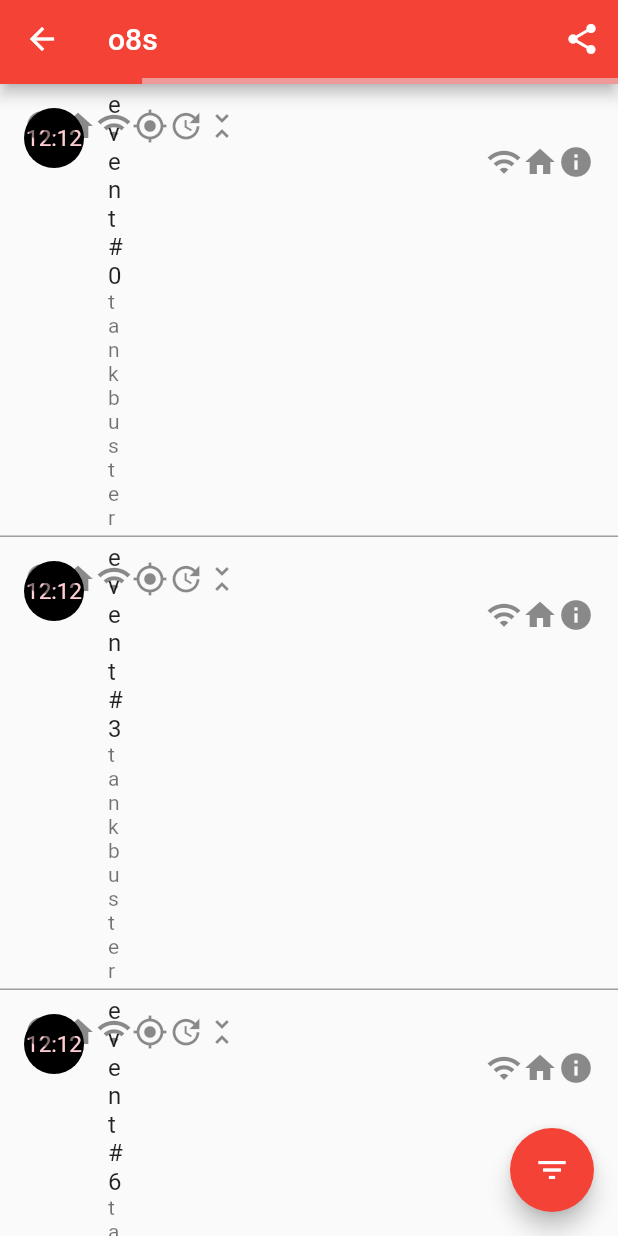
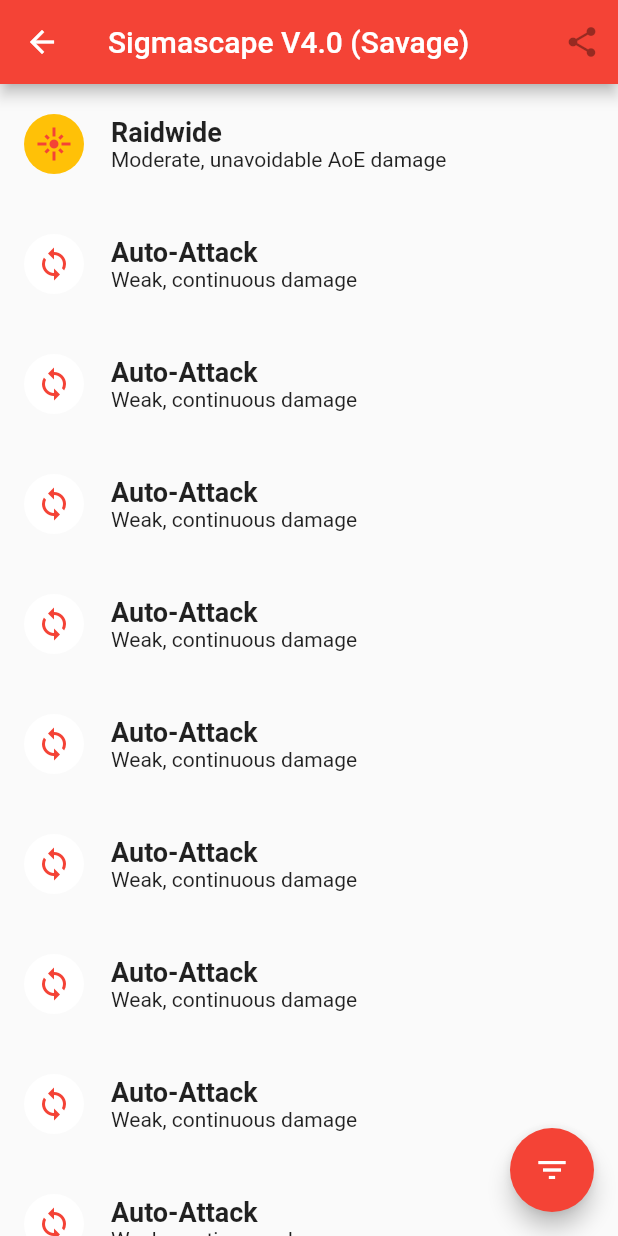
Before and after one commit to veltall/ffxiv-raid-planner, a Flutter app: the screen it shows after launch, after a tap on "Sigmascape V4.0 (Savage)", on a phone screen of 412 x 824 dp. Run offline on Flutter 3.47's test engine with Material 2 defaults, Android fonts, the phone set to English and light mode, and no system bars.

Commit message:
finished writing barebone structure and mockup data, hook successful

```diff
--- /dev/null
+++ b/lib/encounter.dart
@@ -0,0 +1,76 @@
+import 'response.dart';
+import 'ffxiv_ability.dart';
+import 'event.dart';
+import 'package:flutter/material.dart';
+import 'package:flutter/foundation.dart';
+
+class Encounter {
+  final String title;
+  final int enrage; // in seconds
+  final List<Map<String, String>> timelineData;
+  final List<Event> timeline = <Event>[];
+  final List<Ability> pinned = <Ability>[];
+
+  Encounter({
+    @required this.title,
+    @required this.enrage,
+    @required this.timelineData,
+  }) {
+    buildTimeline();
+  }
+
+  void buildTimeline() {
+    // timelineData --> <Timeline>[]
+    timelineData.forEach((eventData) {
+      int time = int.parse(eventData['time']);
+      String title = eventData['title'];
+      String desc = eventData['desc'];
+      Event event = new Event(
+        title: title,
+        time: time,
+        desc: desc,
+        res: new Response(time: time),
+      );
+      timeline.add(event);
+    });
+  }
+}
+
+class EncounterScreen extends StatefulWidget {
+  // housekeeping
+  final GlobalKey<ScaffoldState> scaffoldKey;
+
+  EncounterScreen({@required this.scaffoldKey, @required this.enc});
+
+  final Encounter enc;
+  @override
+  _EncounterScreenState createState() => new _EncounterScreenState();
+}
+
+class _EncounterScreenState extends State<EncounterScreen> {
+  @override
+  Widget build(BuildContext context) {
+    return new Scaffold(
+      appBar: new AppBar(
+        title: new Text(widget.enc.title),
+        actions: <Widget>[
+          new IconButton(
+            icon: new Icon(Icons.share),
+            onPressed: null,
+          ),
+        ],
+      ),
+      body: new ListView(
+        addAutomaticKeepAlives: true,
+        padding: const EdgeInsets.only(left: 16.0),
+        children: widget.enc.timeline.map((event) {
+          return new EventWidget(event: event);
+        }).toList(),
+      ),
+      floatingActionButton: new FloatingActionButton(
+        onPressed: null,
+        child: new Icon(Icons.filter_list),
+      ),
+    );
+  }
+}
--- a/lib/event.dart
+++ b/lib/event.dart
@@ -1,9 +1,9 @@
 import 'response.dart';
-import 'ffxiv_ability.dart';
 import 'package:flutter/material.dart';
 import 'package:flutter/foundation.dart';
 
-enum EventType {AUTO_ATTACK, TANK_BUSTER, RAIDWIDE, TARGETED}
+enum EventType { AUTO_ATTACK, TANK_BUSTER, RAIDWIDE, TARGETED }
+
 class Event {
   // identity data
   final int time;
@@ -14,7 +14,11 @@ class Event {
   // functional data
   Response res;
 
-  Event({@required this.time, @required this.title, @required this.res, @required this.desc});
+  Event(
+      {@required this.time,
+      @required this.title,
+      @required this.res,
+      @required this.desc});
 }
 
 class EventWidget extends StatefulWidget {
@@ -33,17 +37,22 @@ class _EventWidgetState extends State<EventWidget> {
     avatar = _getAvatar();
     super.initState();
   }
+
   IconData _getAvatar() {
     IconData avatar = Icons.error;
-    switch(widget.event.title) {
+    switch (widget.event.title) {
       case "Auto-Attack":
-        avatar = Icons.loop; break;
+        avatar = Icons.loop;
+        break;
       case "Tank-Buster":
-        avatar = Icons.directions_bus; break;
+        avatar = Icons.directions_bus;
+        break;
       case "Raidwide":
-        avatar = Icons.flare; break;
+        avatar = Icons.flare;
+        break;
       case "Targeted":
-        avatar = Icons.lens; break;
+        avatar = Icons.lens;
+        break;
       default:
         break;
     }
@@ -55,16 +64,66 @@ class _EventWidgetState extends State<EventWidget> {
     return new Container(
       child: new Row(
         children: <Widget>[
-          new ListTile(
-            leading: new CircleAvatar(
-              child: new Icon(avatar),
+          new Container(
+            height: 80.0,
+            width: 350.0,
+            child: new Row(
+              mainAxisAlignment: MainAxisAlignment.start,
+              children: <Widget>[
+                new CircleAvatar(
+                  child: new Icon(avatar),
+                  backgroundColor: (widget.event.title == "Raidwide")
+                    ? Colors.amber
+                    : Colors.white,
+                  foregroundColor: Colors.red,
+                ),
+                Padding(
+                  padding: const EdgeInsets.only(left: 18.0),
+                  child: new Column(
+                    mainAxisAlignment: MainAxisAlignment.center,
+                    crossAxisAlignment: CrossAxisAlignment.start,
+                    children: <Widget>[
+                      new Text(
+                        widget.event.title,
+                        style: new TextStyle(
+                          fontWeight: FontWeight.bold,
+                          fontSize: 18.0,
+                        ),
+                      ),
+                      new Text(
+                        widget.event.desc,
+                        style: new TextStyle(
+                          fontWeight: FontWeight.w400,
+                          fontSize: 14.0,
+                        ),
+                      )
+                    ],
+                  ),
+                ),
+              ],
             ),
-            title: new Text(widget.event.title),
-            subtitle: new Text(widget.event.desc),
           ),
+          // new ListTile(
+          //   leading: new CircleAvatar(
+          //     child: new Icon(avatar),
+          //   ),
+          //   title: new Text(widget.event.title),
+          //   subtitle: new Text(widget.event.desc),
+          // ),
           new ResponseWidget(response: widget.event.res),
         ],
       ),
     );
+    // return new ExpansionTile(
+    //   title: new Text(widget.event.title),
+    //   children: <Widget>[
+    //     new ListTile(
+    //       title: new Text(widget.event.time.toString()),
+    //     ),
+    //     new ListTile(
+    //       title: new Text(widget.event.desc),
+    //     ),
+    //   ],
+    // );
   }
 }
--- a/lib/main.dart
+++ b/lib/main.dart
@@ -1,5 +1,6 @@
 import 'package:flutter/material.dart';
 import 'ffxiv_ability.dart';
+import 'encounter.dart';
 
 void main() => runApp(new RaidPlannerApp());
 
@@ -57,6 +58,7 @@ class MainScreen extends StatefulWidget {
 }
 
 class _MainScreenState extends State<MainScreen> {
+  Encounter encounter;
   final GlobalKey<ScaffoldState> _globalScaffoldKey =
       new GlobalKey<ScaffoldState>();
 
@@ -124,11 +126,38 @@ class _MainScreenState extends State<MainScreen> {
   }
 
   _goToV4(BuildContext context) {
+    // building data
+    // events = new List.generate(240, (i) => 'event #${i*3}');
+    List<Map<String, String>> events = new List.generate(240, (index) {
+      Map<String, String> event = new Map<String, String>();
+      int time = index*3;
+      event['time'] = time.toString();
+      if (time % 11 == 0) {
+        event['title'] = 'Raidwide';
+        event['desc'] = 'Moderate, unavoidable AoE damage';
+      } else if (time % 45 == 0) {
+        event['title'] = 'Tank-Buster';
+        event['desc'] = 'Heavy, single-hit damage';
+      } else if (time % 39 == 0){
+        event['title'] = 'Targeted';
+        event['desc'] = 'Heavy, avoidable AoE damage';
+      } else {
+        event['title'] = 'Auto-Attack';
+        event['desc'] = 'Weak, continuous damage';
+      }
+      return event;
+    });
+
+    encounter = new Encounter(
+      title: 'Sigmascape V4.0 (Savage)',
+      enrage: 720,
+      timelineData: events,
+    );
     Navigator.push(
       context,
       new MaterialPageRoute(
         builder: (context) {
-          return new EncounterScreen(_globalScaffoldKey);
+          return new EncounterScreen(scaffoldKey: _globalScaffoldKey, enc: encounter);
         },
       ),
     );
@@ -137,204 +166,203 @@ class _MainScreenState extends State<MainScreen> {
 
 // ----------------------------------------------
 
-class EncounterScreen extends StatefulWidget {
-  final GlobalKey<ScaffoldState> _globalScaffoldKey;
-  EncounterScreen(this._globalScaffoldKey);
+// class EncounterScreen extends StatefulWidget {
+//   final GlobalKey<ScaffoldState> _globalScaffoldKey;
+//   EncounterScreen(this._globalScaffoldKey);
 
+//   @override
+//   _EncounterScreenState createState() => new _EncounterScreenState();
+// }
 
-  @override
-  _EncounterScreenState createState() => new _EncounterScreenState();
-}
+// class _EncounterScreenState extends State<EncounterScreen> {
+//   GlobalKey<ScaffoldState> _scaffoldKey;
+//   List<String> events;
+//   VoidCallback _showBottomSheetCallback;
 
-class _EncounterScreenState extends State<EncounterScreen> {
-  GlobalKey<ScaffoldState> _scaffoldKey;
-  List<String> events;
-  VoidCallback _showBottomSheetCallback;
+//   @override
+//   void initState() {
+//     super.initState();
+//     _scaffoldKey = widget._globalScaffoldKey;
+//     // _showBottomSheetCallback = _showBottomSheet;
+//     events = new List.generate(140, (i) => 'event #${i*3}');
+//   }
 
-  @override
-  void initState() {
-    super.initState();
-    _scaffoldKey = widget._globalScaffoldKey;
-    // _showBottomSheetCallback = _showBottomSheet;
-    events = new List.generate(140, (i) => 'event #${i*3}');
-  }
+//   void _showBottomSheet(int i) {
+//     setState(() {
+//       _showBottomSheetCallback = null;
+//     });
+//     _scaffoldKey.currentState
+//         .showBottomSheet<Null>((BuildContext context) {
+//           final ThemeData themeData = Theme.of(context);
+//           return new Container(
+//             decoration: new BoxDecoration(
+//               border: new Border(
+//                 top: new BorderSide(color: themeData.disabledColor),
+//               ),
+//             ),
+//             child: new Padding(
+//                 padding: const EdgeInsets.all(32.0),
+//                 child: Container(
+//                   child: new Row(
+//                     mainAxisAlignment: MainAxisAlignment.spaceBetween,
+//                     children: <Widget>[
+//                       new AbilityWidget(
+//                         ability: new Ability(
+//                           name: 'Rampart',
+//                           duration: new Duration(seconds: 20),
+//                           recast: new Duration(seconds: 90),
+//                         )..activate(time: 25),
+//                         now: i,
+//                       ),
+//                       new AbilityWidget(
+//                         ability: new Ability(
+//                           name: 'Raw Intuition',
+//                           duration: new Duration(seconds: 20),
+//                           recast: new Duration(seconds: 90),
+//                         )..activate(time: 45),
+//                         now: i,
+//                       ),
+//                       new AbilityWidget(
+//                         ability: new Ability(
+//                           name: 'Convalescence',
+//                           duration: new Duration(seconds: 20),
+//                           recast: new Duration(seconds: 120),
+//                         )..activate(time: 45),
+//                         now: i,
+//                       ),
+//                       new AbilityWidget(
+//                         ability: new Ability(
+//                           duration: new Duration(seconds: 6),
+//                           recast: new Duration(seconds: 180),
+//                           name: "Holmgang",
+//                         )..activate(time: 10),
+//                         now: i,
+//                       ),
+//                     ],
+//                   ),
+//                 )),
+//           );
+//         })
+//         .closed
+//         .whenComplete(() {
+//           if (mounted) {
+//             setState(() {
+//               // re-enable the button
+//               // _showBottomSheetCallback = _showBottomSheet;
+//             });
+//           }
+//         });
+//   }
 
-  void _showBottomSheet(int i) {
-    setState(() {
-      _showBottomSheetCallback = null;
-    });
-    _scaffoldKey.currentState
-        .showBottomSheet<Null>((BuildContext context) {
-          final ThemeData themeData = Theme.of(context);
-          return new Container(
-            decoration: new BoxDecoration(
-              border: new Border(
-                top: new BorderSide(color: themeData.disabledColor),
-              ),
-            ),
-            child: new Padding(
-                padding: const EdgeInsets.all(32.0),
-                child: Container(
-                  child: new Row(
-                    mainAxisAlignment: MainAxisAlignment.spaceBetween,
-                    children: <Widget>[
-                      new AbilityWidget(
-                        ability: new Ability(
-                          name: 'Rampart',
-                          duration: new Duration(seconds: 20),
-                          recast: new Duration(seconds: 90),
-                        )..activate(time: 25),
-                        now: i,
-                      ),
-                      new AbilityWidget(
-                        ability: new Ability(
-                          name: 'Raw Intuition',
-                          duration: new Duration(seconds: 20),
-                          recast: new Duration(seconds: 90),
-                        )..activate(time: 45),
-                        now: i,
-                      ),
-                      new AbilityWidget(
-                        ability: new Ability(
-                          name: 'Convalescence',
-                          duration: new Duration(seconds: 20),
-                          recast: new Duration(seconds: 120),
-                        )..activate(time: 45),
-                        now: i,
-                      ),
-                      new AbilityWidget(
-                        ability: new Ability(
-                          duration: new Duration(seconds: 6),
-                          recast: new Duration(seconds: 180),
-                          name: "Holmgang",
-                        )..activate(time: 10),
-                        now: i,
-                      ),
-                    ],
-                  ),
-                )),
-          );
-        })
-        .closed
-        .whenComplete(() {
-          if (mounted) {
-            setState(() {
-              // re-enable the button
-              // _showBottomSheetCallback = _showBottomSheet;
-            });
-          }
-        });
-  }
+//   @override
+//   Widget build(BuildContext context) {
+//     return new Scaffold(
+//       key: _scaffoldKey,
+//       appBar: new AppBar(
+//         title: new Text('o8s'),
+//         actions: <Widget>[
+//           new IconButton(
+//             icon: new Icon(Icons.share),
+//             onPressed: () => print('pressed Share'),
+//           ),
+//         ],
+//         bottom: new PreferredSize(
+//           child: new LinearProgressIndicator(
+//             value: 0.23,
+//             // backgroundColor: Colors.grey,
+//           ),
+//           preferredSize: Size.zero,
+//         ),
+//       ),
+//       floatingActionButton: new FloatingActionButton(
+//         // onPressed: () {
+//         //   if (_showBottomSheetCallback == null) {
+//         //     Navigator.push(
+//         //       context,
+//         //       new MaterialPageRoute(
+//         //         builder: (context) {
+//         //           return new AlertDialog(
+//         //             title: new Text('Edit Event'),
+//         //             content: new Text(
+//         //                 'You chose to edit the event. This feature will be supported soon.'),
+//         //           );
+//         //         },
+//         //       ),
+//         //     );
+//         //   } else if (_showBottomSheetCallback != null) {
+//         //     _scaffoldKey.currentState.showSnackBar(new SnackBar(
+//         //       content: new Text("Please select an event to edit."),
+//         //     ));
+//         //   }
+//         // },
+//         onPressed: null,
 
-  @override
-  Widget build(BuildContext context) {
-    return new Scaffold(
-      key: _scaffoldKey,
-      appBar: new AppBar(
-        title: new Text('o8s'),
-        actions: <Widget>[
-          new IconButton(
-            icon: new Icon(Icons.share),
-            onPressed: () => print('pressed Share'),
-          ),
-        ],
-        bottom: new PreferredSize(
-          child: new LinearProgressIndicator(
-            value: 0.23,
-            // backgroundColor: Colors.grey,
-          ),
-          preferredSize: Size.zero,
-        ),
-      ),
-      floatingActionButton: new FloatingActionButton(
-        // onPressed: () {
-        //   if (_showBottomSheetCallback == null) {
-        //     Navigator.push(
-        //       context,
-        //       new MaterialPageRoute(
-        //         builder: (context) {
-        //           return new AlertDialog(
-        //             title: new Text('Edit Event'),
-        //             content: new Text(
-        //                 'You chose to edit the event. This feature will be supported soon.'),
-        //           );
-        //         },
-        //       ),
-        //     );
-        //   } else if (_showBottomSheetCallback != null) {
-        //     _scaffoldKey.currentState.showSnackBar(new SnackBar(
-        //       content: new Text("Please select an event to edit."),
-        //     ));
-        //   }
-        // },
-        onPressed: null,
+//         child: new Icon(Icons.filter_list),
+//       ),
+//       body: new ListView(
+//         children: events
+//             .map(
+//               (event) => new Container(
+//                     decoration: new BoxDecoration(
+//                         border: new BorderDirectional(
+//                             bottom: new BorderSide(color: Colors.grey))),
+//                     child: new ListTile(
+//                       title: new Text(event),
+//                       isThreeLine: true,
+//                       subtitle: new Text('tank buster'),
+//                       leading: new CircleAvatar(
+//                         child: new Text('12:12',
+//                             style: new TextStyle(fontSize: 15.0)),
+//                         backgroundColor: Colors.black,
+//                       ),
+//                       trailing: new Column(
+//                         crossAxisAlignment: CrossAxisAlignment.end,
+//                         children: <Widget>[
+//                           new Row(
+//                             children: <Widget>[
+//                               new Icon(Icons.info),
+//                               new Icon(Icons.home),
+//                               new Icon(Icons.wifi),
+//                               new Icon(Icons.gps_fixed),
+//                               new Icon(Icons.update),
+//                               new Icon(Icons.unfold_less),
+//                             ],
+//                           ),
+//                           new Row(
+//                             textDirection: TextDirection.rtl,
+//                             mainAxisAlignment: MainAxisAlignment.start,
+//                             children: <Widget>[
+//                               new Icon(Icons.info),
+//                               new Icon(Icons.home),
+//                               new Icon(Icons.wifi),
+//                             ],
+//                           )
+//                         ],
+//                       ),
+//                       onTap: () => _showBottomSheet(
+//                             int.parse(
+//                               event.substring(
+//                                 event.indexOf(new RegExp(r'[0-9]+'), 0),
+//                               ),
+//                             ),
+//                           ),
+//                     ),
+//                   ),
+//             )
+//             .toList(),
+//       ),
+//     );
+//   }
+// }
 
-        child: new Icon(Icons.filter_list),
-      ),
-      body: new ListView(
-        children: events
-            .map(
-              (event) => new Container(
-                    decoration: new BoxDecoration(
-                        border: new BorderDirectional(
-                            bottom: new BorderSide(color: Colors.grey))),
-                    child: new ListTile(
-                      title: new Text(event),
-                      isThreeLine: true,
-                      subtitle: new Text('tank buster'),
-                      leading: new CircleAvatar(
-                        child: new Text('12:12',
-                            style: new TextStyle(fontSize: 15.0)),
-                        backgroundColor: Colors.black,
-                      ),
-                      trailing: new Column(
-                        crossAxisAlignment: CrossAxisAlignment.end,
-                        children: <Widget>[
-                          new Row(
-                            children: <Widget>[
-                              new Icon(Icons.info),
-                              new Icon(Icons.home),
-                              new Icon(Icons.wifi),
-                              new Icon(Icons.gps_fixed),
-                              new Icon(Icons.update),
-                              new Icon(Icons.unfold_less),
-                            ],
-                          ),
-                          new Row(
-                            textDirection: TextDirection.rtl,
-                            mainAxisAlignment: MainAxisAlignment.start,
-                            children: <Widget>[
-                              new Icon(Icons.info),
-                              new Icon(Icons.home),
-                              new Icon(Icons.wifi),
-                            ],
-                          )
-                        ],
-                      ),
-                      onTap: () => _showBottomSheet(
-                            int.parse(
-                              event.substring(
-                                event.indexOf(new RegExp(r'[0-9]+'), 0),
-                              ),
-                            ),
-                          ),
-                    ),
-                  ),
-            )
-            .toList(),
-      ),
-    );
-  }
-}
+// // turn data into view
+// class RaidEventWidget extends StatelessWidget {
+//   final String event;
+//   RaidEventWidget(this.event);
 
-// turn data into view
-class RaidEventWidget extends StatelessWidget {
-  final String event;
-  RaidEventWidget(this.event);
-
-  @override
-  Widget build(BuildContext context) {
-    // TODO: implement build
-    return null;
-  }
-}
+//   @override
+//   Widget build(BuildContext context) {
+//     // TODO: implement build
+//     return null;
+//   }
+// }
```
